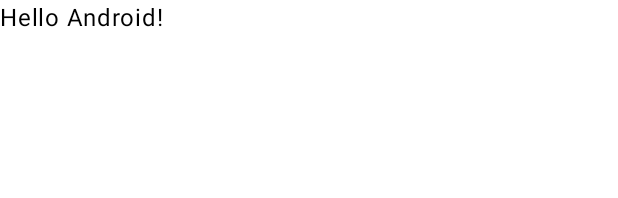
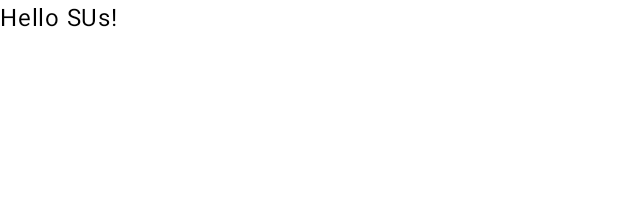
Before and after one commit to qMarkEr/LocusApp, an Android app built with Jetpack Compose: the @Preview function GreetingPreview, on a phone screen of 412 x 824 dp. Shown: the top 198 px of the screen. Run offline under Robolectric (Android 15) with nearby library versions, the phone set to English and light mode, and no system bars.

Commit message:
change profile test

```diff
--- a/app/src/main/java/com/marker/locus/MainActivity.kt
+++ b/app/src/main/java/com/marker/locus/MainActivity.kt
@@ -41,6 +41,6 @@ fun Greeting(name: String, modifier: Modifier = Modifier) {
 @Composable
 fun GreetingPreview() {
     LocusTheme {
-        Greeting("Android")
+        Greeting("SUs")
     }
 }
```
